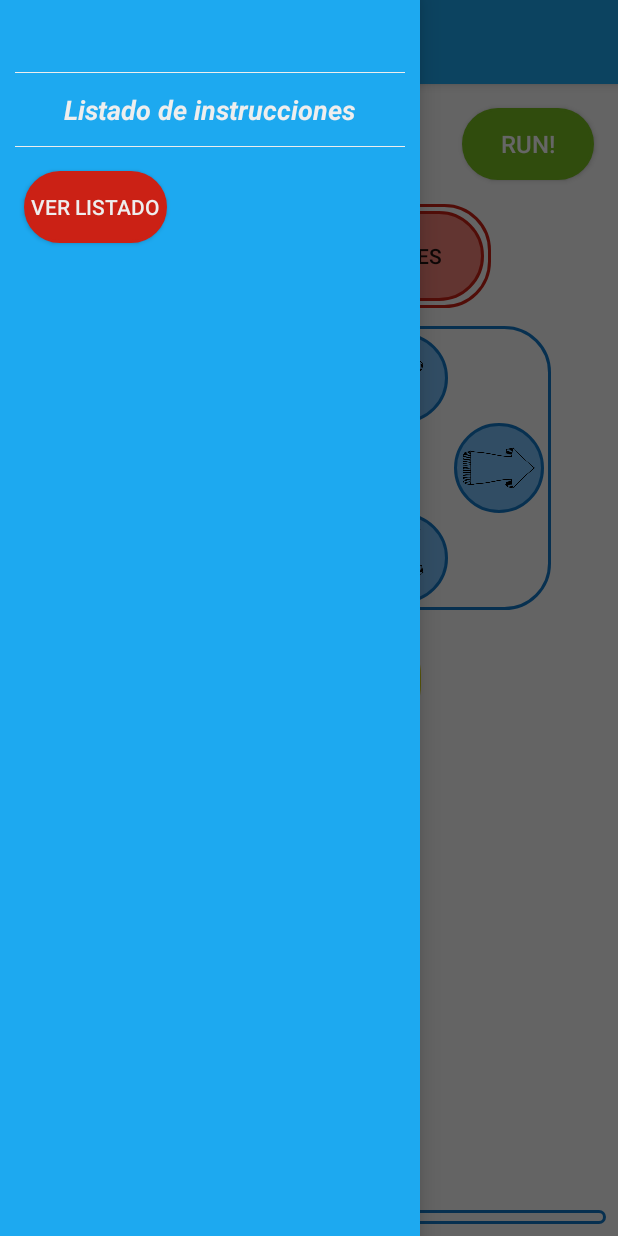
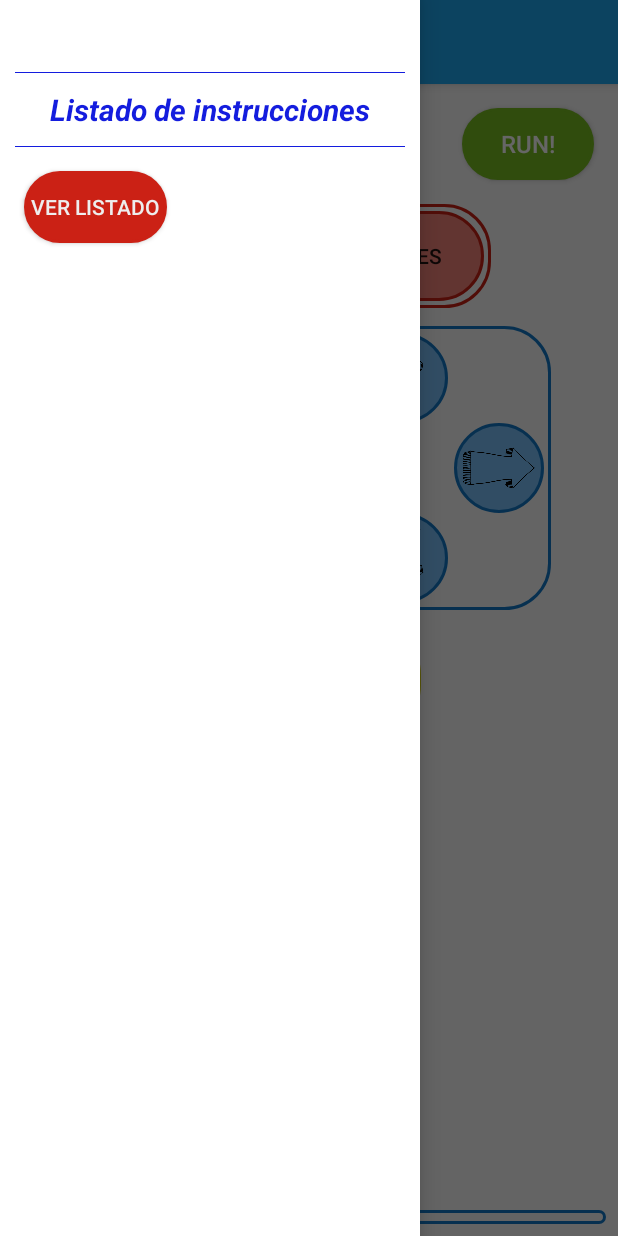
Before and after one commit to ecvargase/CarWiFi, an Android app: the screen it shows after launch (MainActivity), with the side drawer open, on a phone screen of 412 x 824 dp. Run offline under Robolectric (Android 15) with nearby library versions, the phone set to English and light mode, and no system bars; our stand-ins replace EventBus, Picasso, RxJava, Timber, data binding; pictures from the network do not load; 1 statement that could not run was skipped.

Commit message:
added new features

```diff
--- a/app/src/main/java/com/espiot/cav/carwifi/MainActivity.java
+++ b/app/src/main/java/com/espiot/cav/carwifi/MainActivity.java
@@ -61,9 +61,9 @@ public class MainActivity extends AppCompatActivity {
                         if (items.getInstruction().equals(Config.ON))
                             action = " Alumbrar";
                         if (items.getPeripheral().equals("led"))
-                            actuator = "Bombillos ";
+                            actuator = Config.getInstance().getItems().indexOf(items) + 1 + ". Bombillos ";
                         if (items.getPeripheral().equals("move"))
-                            actuator = " Carrito ";
+                            actuator = Config.getInstance().getItems().indexOf(items) + 1 + ". Carrito ";
                         listView = listView + actuator + " : " + action + "\n\n";
                     }
                     Timber.i("Listado : %s", listView);
--- a/app/src/main/java/com/espiot/cav/carwifi/adapters/holders/InstructionViewHolder.java
+++ b/app/src/main/java/com/espiot/cav/carwifi/adapters/holders/InstructionViewHolder.java
@@ -3,6 +3,7 @@ package com.espiot.cav.carwifi.adapters.holders;
 import android.support.v7.widget.RecyclerView;
 import android.view.View;
 import android.widget.ImageView;
+import android.widget.RelativeLayout;
 import android.widget.TextView;
 
 import com.espiot.cav.carwifi.R;
@@ -18,10 +19,12 @@ public class InstructionViewHolder extends RecyclerView.ViewHolder implements
     public ImageView peripherial;
     public ImageView valid;
     public TextView count;
+    public RelativeLayout continer;
     private CommonInterfaces commonInterfaces;
 
     public InstructionViewHolder(View v) {
         super(v);
+        continer = v.findViewById(R.id.general_container_instruction);
         instruction = v.findViewById(R.id.instruction_card);
         peripherial = v.findViewById(R.id.peripheral_card);
         valid = v.findViewById(R.id.valid);
--- a/app/src/main/res/layout/activity_main.xml
+++ b/app/src/main/res/layout/activity_main.xml
@@ -68,7 +68,7 @@
                 android:layout_width="wrap_content"
                 android:layout_height="match_parent"
                 android:layout_gravity="start"
-                android:background="#1DA9F0"
+                android:background="#ffffff"
                 android:fitsSystemWindows="true">
 
                 <RelativeLayout
@@ -90,18 +90,18 @@
                             android:layout_alignParentTop="true"
                             android:layout_marginEnd="10dp"
                             android:layout_marginStart="10dp"
-                            android:background="#EEEEEE" />
+                            android:background="#141DDE" />
 
                         <TextView
                             android:layout_width="wrap_content"
                             android:layout_height="wrap_content"
+                            android:layout_centerHorizontal="true"
                             android:layout_centerVertical="true"
                             android:layout_marginStart="24dp"
-                            android:layout_centerHorizontal="true"
-                            android:textStyle="bold|italic"
                             android:text="Listado de instrucciones"
-                            android:textColor="#EEEEEE"
-                            android:textSize="18sp" />
+                            android:textColor="#141DDE"
+                            android:textSize="20sp"
+                            android:textStyle="bold|italic" />
 
                         <View
                             android:layout_width="match_parent"
@@ -109,39 +109,39 @@
                             android:layout_alignParentBottom="true"
                             android:layout_marginEnd="10dp"
                             android:layout_marginStart="10dp"
-                            android:background="#EEEEEE" />
+                            android:background="#141DDE" />
 
                     </RelativeLayout>
-
+                    <Button
+                        android:id="@+id/text_test"
+                        android:layout_width="wrap_content"
+                        android:layout_height="wrap_content"
+                        android:layout_below="@id/container_menu"
+                        android:layout_margin="16dp"
+                        android:background="@drawable/custom_buttom_all_red"
+                        android:text="Ver listado"
+                        android:textColor="#EEEEEE" />
 
                     <ScrollView
                         android:id="@+id/container_instruction"
                         android:layout_width="match_parent"
                         android:layout_height="wrap_content"
-                        android:layout_below="@id/container_menu">
+                        android:layout_below="@id/text_test">
+
+
 
                         <RelativeLayout
                             android:layout_width="match_parent"
                             android:layout_height="wrap_content">
 
-                            <Button
-                                android:id="@+id/text_test"
-                                android:layout_width="wrap_content"
-                                android:layout_height="wrap_content"
-                                android:layout_alignParentTop="true"
-                                android:layout_margin="16dp"
-                                android:background="@drawable/custom_buttom_all_red"
-                                android:text="Ver listado"
-                                android:textColor="#EEEEEE" />
 
                             <TextView
                                 android:id="@+id/instruction_text"
                                 android:layout_width="wrap_content"
                                 android:layout_height="wrap_content"
-                                android:layout_below="@id/text_test"
                                 android:layout_centerHorizontal="true"
                                 android:layout_margin="16dp"
-                                android:textColor="#EEEEEE"
+                                android:textColor="#141DDE"
                                 android:textSize="16sp" />
                         </RelativeLayout>
 
--- a/app/src/main/res/layout/prog_tan.xml
+++ b/app/src/main/res/layout/prog_tan.xml
@@ -113,21 +113,22 @@
                     android:id="@+id/for_button"
                     android:layout_width="100dp"
                     android:layout_height="60dp"
-                    android:layout_marginBottom="24dp"
+                    android:layout_marginBottom="5dp"
+                    android:layout_marginTop="5dp"
                     android:background="@drawable/custom_buttom_purple"
                     android:scaleType="fitXY"
-                    android:text="FOR"
+                    android:text="Repetir"
                     android:textColor="#EEEEEE" />
 
-                <Button
-                    android:id="@+id/if_button"
-                    android:layout_width="100dp"
-                    android:layout_height="60dp"
-                    android:layout_below="@id/for_button"
-                    android:background="@drawable/custom_buttom_purple"
-                    android:scaleType="fitXY"
-                    android:text="IF"
-                    android:textColor="#EEEEEE" />
+                <!--<Button-->
+                    <!--android:id="@+id/if_button"-->
+                    <!--android:layout_width="100dp"-->
+                    <!--android:layout_height="60dp"-->
+                    <!--android:layout_below="@id/for_button"-->
+                    <!--android:background="@drawable/custom_buttom_purple"-->
+                    <!--android:scaleType="fitXY"-->
+                    <!--android:text="IF"-->
+                    <!--android:textColor="#EEEEEE" />-->
             </RelativeLayout>
 
             <RelativeLayout
--- a/app/src/main/res/values/colors.xml
+++ b/app/src/main/res/values/colors.xml
@@ -3,4 +3,6 @@
     <color name="colorPrimary">#3F51B5</color>
     <color name="colorPrimaryDark">#303F9F</color>
     <color name="colorAccent">#FF4081</color>
+    <color name="wrong">#40F50C0C</color>
+    <color name="correct">#402DD321</color>
 </resources>
```
Also changed, not shown: app/src/main/java/com/espiot/cav/carwifi/adapters/InstructionsAdapter.java (+9 -10 lines), app/src/main/res/layout/holder_instructions.xml (+18 -14 lines).
